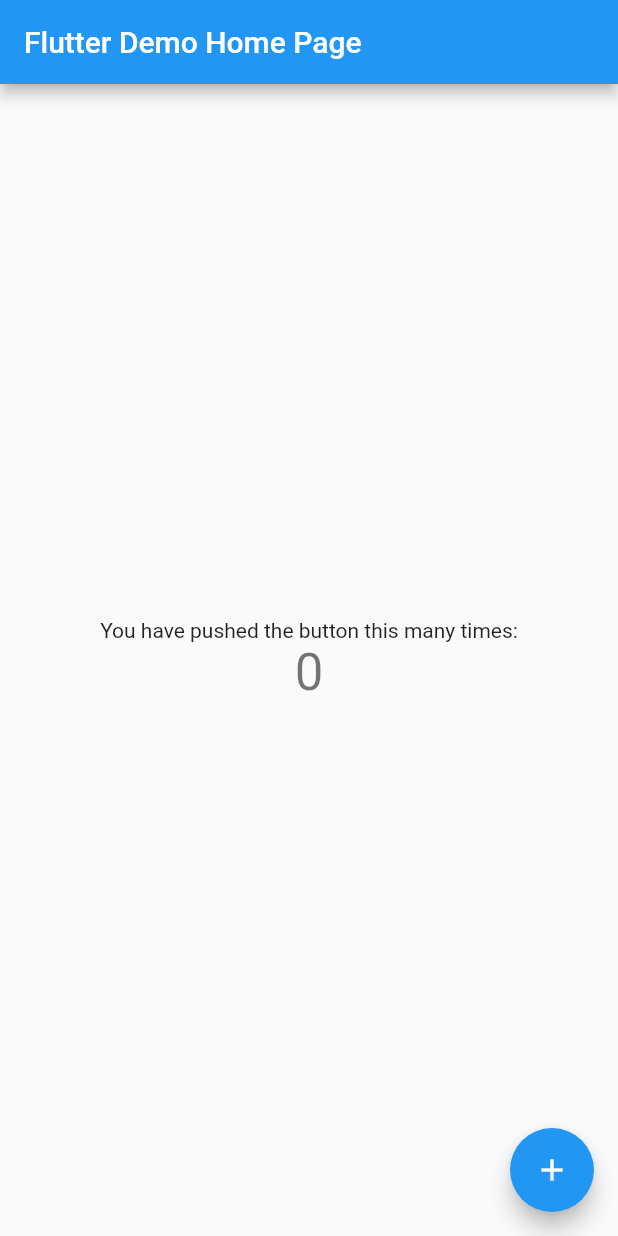
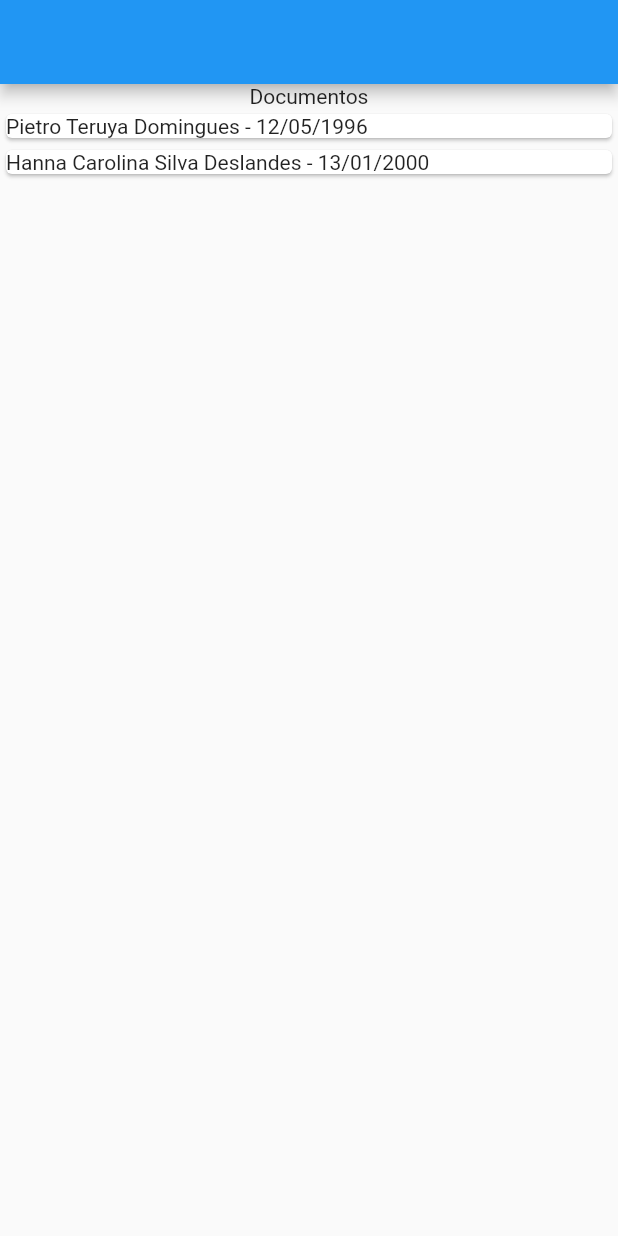
Before and after one commit to pietroid/astrodocs, a Flutter app: the screen it shows after launch, on a phone screen of 412 x 824 dp. Run offline on Flutter 3.47's test engine with Material 2 defaults, Android fonts, the light colour scheme and no system bars; our stand-ins replace bloc, flutter_bloc.

Commit message:
basic structure of data

```diff
--- /dev/null
+++ b/lib/blocs/document_event.dart
@@ -0,0 +1,4 @@
+part of 'document_bloc.dart';
+
+@immutable
+abstract class DocumentEvent {}
--- /dev/null
+++ b/lib/blocs/document_state.dart
@@ -0,0 +1,6 @@
+part of 'document_bloc.dart';
+
+@immutable
+abstract class DocumentState {}
+
+class DocumentInitial extends DocumentState {}
--- /dev/null
+++ b/lib/blocs/documents_bloc.dart
@@ -0,0 +1,22 @@
+import 'package:astrodocs/data/entities/document.dart';
+import 'package:astrodocs/data/repositories/document_repository.dart';
+import 'package:bloc/bloc.dart';
+import 'package:meta/meta.dart';
+
+part 'documents_event.dart';
+part 'documents_state.dart';
+
+class DocumentsBloc extends Bloc<DocumentsEvent, DocumentsState> {
+  final DocumentRepository documentRepository;
+  DocumentsBloc(this.documentRepository) : super(DocumentsInitial()) {
+    on<FetchDocuments>((event, emit) async {
+      emit(DocumentsLoading());
+      try {
+        final documents = await documentRepository.fetchDocuments();
+        emit(DocumentsSuccess(documents: documents));
+      } catch (e) {
+        emit(DocumentsFailed());
+      }
+    });
+  }
+}
--- /dev/null
+++ b/lib/blocs/documents_event.dart
@@ -0,0 +1,6 @@
+part of 'documents_bloc.dart';
+
+@immutable
+abstract class DocumentsEvent {}
+
+class FetchDocuments extends DocumentsEvent {}
--- /dev/null
+++ b/lib/blocs/documents_state.dart
@@ -0,0 +1,26 @@
+part of 'documents_bloc.dart';
+
+@immutable
+abstract class DocumentsState {
+  final List<Document> documents;
+
+  const DocumentsState({
+    required this.documents,
+  });
+}
+
+class DocumentsInitial extends DocumentsState {
+  DocumentsInitial() : super(documents: []);
+}
+
+class DocumentsLoading extends DocumentsState {
+  DocumentsLoading() : super(documents: []);
+}
+
+class DocumentsSuccess extends DocumentsState {
+  const DocumentsSuccess({required super.documents});
+}
+
+class DocumentsFailed extends DocumentsState {
+  DocumentsFailed() : super(documents: []);
+}
--- /dev/null
+++ b/lib/data/entities/document.dart
@@ -0,0 +1,17 @@
+import 'package:astrodocs/data/entities/planet_position.dart';
+
+class Document {
+  final String id;
+  final String personName;
+  final String birthday;
+  final DateTime dateCreated;
+  final List<PlanetPosition> planetPositions;
+
+  Document({
+    required this.id,
+    required this.personName,
+    required this.birthday,
+    required this.dateCreated,
+    required this.planetPositions,
+  });
+}
--- /dev/null
+++ b/lib/data/entities/planet.dart
@@ -0,0 +1,13 @@
+class Planet {
+  final String id;
+  final String name;
+  final String icon;
+  final int orderNumber;
+
+  Planet({
+    required this.id,
+    required this.name,
+    required this.icon,
+    required this.orderNumber,
+  });
+}
--- /dev/null
+++ b/lib/data/entities/planet_position.dart
@@ -0,0 +1,12 @@
+import 'package:astrodocs/data/entities/planet.dart';
+import 'package:astrodocs/data/entities/position.dart';
+
+class PlanetPosition {
+  final Planet planet;
+  final Position? position;
+
+  PlanetPosition({
+    required this.planet,
+    this.position,
+  });
+}
--- /dev/null
+++ b/lib/data/repositories/document_repository.dart
@@ -0,0 +1,47 @@
+import 'package:astrodocs/data/entities/document.dart';
+import 'package:astrodocs/data/entities/planet.dart';
+import 'package:astrodocs/data/entities/planet_position.dart';
+
+class DocumentRepository {
+  final List<Document> _documents = [
+    Document(
+      id: 'asdfasdffds',
+      personName: 'Pietro Teruya Domingues',
+      birthday: '12/05/1996',
+      dateCreated: DateTime.now(),
+      planetPositions: [
+        PlanetPosition(
+            planet:
+                Planet(icon: 'bla', id: 'id2', name: 'Marte', orderNumber: 0)),
+        PlanetPosition(
+            planet:
+                Planet(icon: 'bla', id: 'id2', name: 'Vênus', orderNumber: 0)),
+        PlanetPosition(
+            planet:
+                Planet(icon: 'bla', id: 'id2', name: 'Júpiter', orderNumber: 0))
+      ],
+    ),
+    Document(
+      id: 'asdfasdffds',
+      personName: 'Hanna Carolina Silva Deslandes',
+      birthday: '13/01/2000',
+      dateCreated: DateTime.now(),
+      planetPositions: [
+        PlanetPosition(
+            planet:
+                Planet(icon: 'bla', id: 'id2', name: 'Marte', orderNumber: 0)),
+        PlanetPosition(
+            planet:
+                Planet(icon: 'bla', id: 'id2', name: 'Vênus', orderNumber: 0)),
+        PlanetPosition(
+            planet:
+                Planet(icon: 'bla', id: 'id2', name: 'Júpiter', orderNumber: 0))
+      ],
+    ),
+  ];
+
+  Future<List<Document>> fetchDocuments() async {
+    await Future.delayed(const Duration(seconds: 1));
+    return _documents;
+  }
+}
--- a/lib/main.dart
+++ b/lib/main.dart
@@ -1,3 +1,4 @@
+import 'package:astrodocs/screens/documents/documents.dart';
 import 'package:flutter/material.dart';
 
 void main() {
@@ -13,103 +14,9 @@
     return MaterialApp(
       title: 'Flutter Demo',
       theme: ThemeData(
-        // This is the theme of your application.
-        //
-        // Try running your application with "flutter run". You'll see the
-        // application has a blue toolbar. Then, without quitting the app, try
-        // changing the primarySwatch below to Colors.green and then invoke
-        // "hot reload" (press "r" in the console where you ran "flutter run",
-        // or simply save your changes to "hot reload" in a Flutter IDE).
-        // Notice that the counter didn't reset back to zero; the application
-        // is not restarted.
         primarySwatch: Colors.blue,
       ),
-      home: const MyHomePage(title: 'Flutter Demo Home Page'),
+      home: const DocumentsScreen(),
     );
   }
 }
-
-class MyHomePage extends StatefulWidget {
-  const MyHomePage({Key? key, required this.title}) : super(key: key);
-
-  // This widget is the home page of your application. It is stateful, meaning
-  // that it has a State object (defined below) that contains fields that affect
-  // how it looks.
-
-  // This class is the configuration for the state. It holds the values (in this
-  // case the title) provided by the parent (in this case the App widget) and
-  // used by the build method of the State. Fields in a Widget subclass are
-  // always marked "final".
-
-  final String title;
-
-  @override
-  State<MyHomePage> createState() => _MyHomePageState();
-}
-
-class _MyHomePageState extends State<MyHomePage> {
-  int _counter = 0;
-
-  void _incrementCounter() {
-    setState(() {
-      // This call to setState tells the Flutter framework that something has
-      // changed in this State, which causes it to rerun the build method below
-      // so that the display can reflect the updated values. If we changed
-      // _counter without calling setState(), then the build method would not be
-      // called again, and so nothing would appear to happen.
-      _counter++;
-    });
-  }
-
-  @override
-  Widget build(BuildContext context) {
-    // This method is rerun every time setState is called, for instance as done
-    // by the _incrementCounter method above.
-    //
-    // The Flutter framework has been optimized to make rerunning build methods
-    // fast, so that you can just rebuild anything that needs updating rather
-    // than having to individually change instances of widgets.
-    return Scaffold(
-      appBar: AppBar(
-        // Here we take the value from the MyHomePage object that was created by
-        // the App.build method, and use it to set our appbar title.
-        title: Text(widget.title),
-      ),
-      body: Center(
-        // Center is a layout widget. It takes a single child and positions it
-        // in the middle of the parent.
-        child: Column(
-          // Column is also a layout widget. It takes a list of children and
-          // arranges them vertically. By default, it sizes itself to fit its
-          // children horizontally, and tries to be as tall as its parent.
-          //
-          // Invoke "debug painting" (press "p" in the console, choose the
-          // "Toggle Debug Paint" action from the Flutter Inspector in Android
-          // Studio, or the "Toggle Debug Paint" command in Visual Studio Code)
-          // to see the wireframe for each widget.
-          //
-          // Column has various properties to control how it sizes itself and
-          // how it positions its children. Here we use mainAxisAlignment to
-          // center the children vertically; the main axis here is the vertical
-          // axis because Columns are vertical (the cross axis would be
-          // horizontal).
-          mainAxisAlignment: MainAxisAlignment.center,
-          children: <Widget>[
-            const Text(
-              'You have pushed the button this many times:',
-            ),
-            Text(
-              '$_counter',
-              style: Theme.of(context).textTheme.headline4,
-            ),
-          ],
-        ),
-      ),
-      floatingActionButton: FloatingActionButton(
-        onPressed: _incrementCounter,
-        tooltip: 'Increment',
-        child: const Icon(Icons.add),
-      ), // This trailing comma makes auto-formatting nicer for build methods.
-    );
-  }
-}
--- /dev/null
+++ b/lib/screens/documents/document_success.dart
@@ -0,0 +1,46 @@
+import 'package:astrodocs/data/entities/document.dart';
+import 'package:astrodocs/screens/document/document.dart';
+import 'package:flutter/material.dart';
+
+class DocumentsSuccessScreen extends StatefulWidget {
+  final List<Document> documents;
+  const DocumentsSuccessScreen({Key? key, required this.documents})
+      : super(key: key);
+
+  @override
+  State<DocumentsSuccessScreen> createState() => _DocumentsSuccessScreenState();
+}
+
+class _DocumentsSuccessScreenState extends State<DocumentsSuccessScreen> {
+  @override
+  Widget build(BuildContext context) {
+    return Column(
+      children: [
+        const Text('Documentos'),
+        Expanded(
+          child: ListView.builder(
+            itemBuilder: (context, index) {
+              //TODO: adjust card component
+              return Card(
+                child: InkWell(
+                  child: Text(
+                      '${widget.documents[index].personName} - ${widget.documents[index].birthday}'),
+                  onTap: () {
+                    Navigator.push(
+                      context,
+                      MaterialPageRoute(
+                          builder: (context) => DocumentScreen(
+                                document: widget.documents[index],
+                              )),
+                    );
+                  },
+                ),
+              );
+            },
+            itemCount: widget.documents.length,
+          ),
+        ),
+      ],
+    );
+  }
+}
--- /dev/null
+++ b/lib/screens/documents/documents.dart
@@ -0,0 +1,58 @@
+import 'package:astrodocs/blocs/documents_bloc.dart';
+import 'package:astrodocs/data/repositories/document_repository.dart';
+import 'package:astrodocs/screens/documents/document_success.dart';
+import 'package:flutter/material.dart';
+import 'package:flutter_bloc/flutter_bloc.dart';
+
+class DocumentsScreen extends StatefulWidget {
+  const DocumentsScreen({Key? key}) : super(key: key);
+
+  @override
+  State<DocumentsScreen> createState() => _DocumentsScreenState();
+}
+
+class _DocumentsScreenState extends State<DocumentsScreen> {
+  @override
+  Widget build(BuildContext context) {
+    return BlocProvider(
+      create: (context) => DocumentsBloc(DocumentRepository()),
+      child: const DocumentsWidgetScreen(),
+    );
+  }
+}
+
+class DocumentsWidgetScreen extends StatefulWidget {
+  const DocumentsWidgetScreen({Key? key}) : super(key: key);
+
+  @override
+  State<DocumentsWidgetScreen> createState() => _DocumentsWidgetScreenState();
+}
+
+class _DocumentsWidgetScreenState extends State<DocumentsWidgetScreen> {
+  @override
+  void initState() {
+    context.read<DocumentsBloc>().add(FetchDocuments());
+    super.initState();
+  }
+
+  @override
+  Widget build(BuildContext context) {
+    return Scaffold(
+      appBar: AppBar(),
+      body: BlocBuilder<DocumentsBloc, DocumentsState>(
+          builder: ((context, state) {
+        if (state is DocumentsLoading || state is DocumentsInitial) {
+          return const Center(
+            child: CircularProgressIndicator(),
+          );
+        }
+        if (state is DocumentsSuccess) {
+          return DocumentsSuccessScreen(
+            documents: state.documents,
+          );
+        }
+        return Container();
+      })),
+    );
+  }
+}
--- a/pubspec.yaml
+++ b/pubspec.yaml
@@ -34,6 +34,7 @@
   # The following adds the Cupertino Icons font to your application.
   # Use with the CupertinoIcons class for iOS style icons.
   cupertino_icons: ^1.0.2
+  flutter_bloc: ^8.1.1
 
 dev_dependencies:
   flutter_test:
```
Also changed, not shown: lib/blocs/document_bloc.dart (added, +13 -0 lines), lib/data/entities/position.dart (added, +15 -0 lines), lib/screens/document/document.dart (added, +51 -0 lines), lib/screens/positions/positions_selection_screen.dart (added, +58 -0 lines), lib/data/repositories/documents_repository.dart (added), pubspec.lock.
